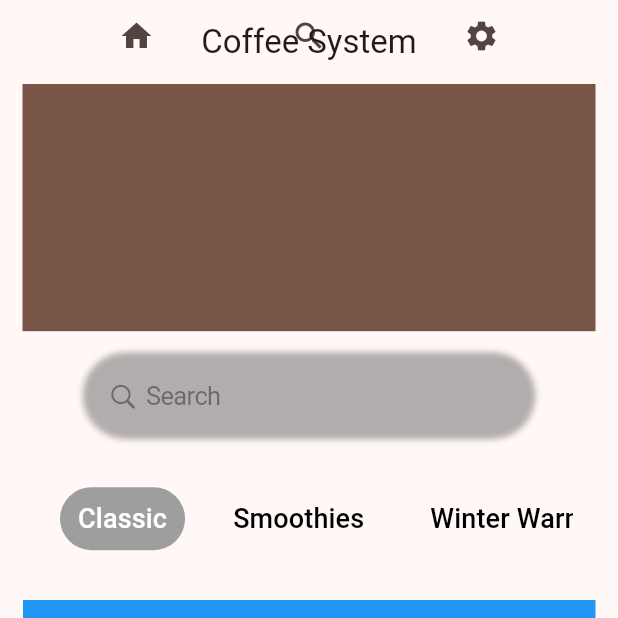
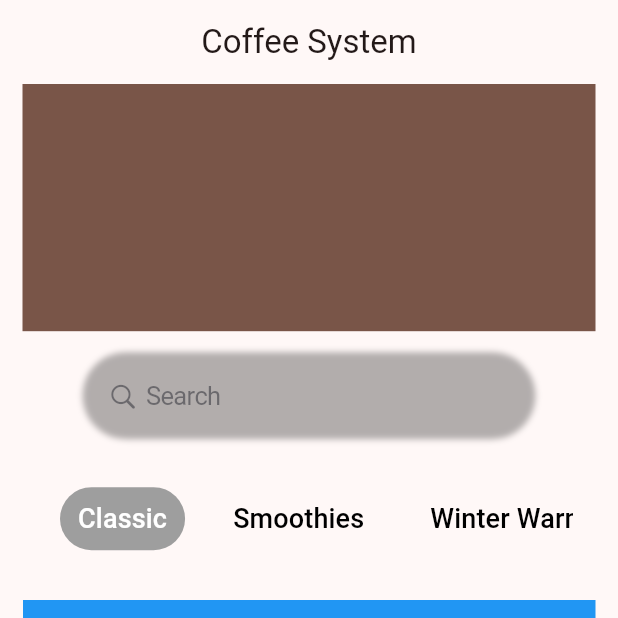
Before and after one commit to Houstonsboy/SBS-coffee-mobile-system, a Flutter app: the screen it shows after launch, on a phone screen of 412 x 824 dp, the top half of it. Run offline on Flutter 3.47's test engine with Material 3 defaults, Android fonts, the phone set to English and light mode, and no system bars.

Commit message:
removed the header icons

```diff
--- a/lib/dashboard.dart
+++ b/lib/dashboard.dart
@@ -14,26 +14,7 @@ class dashboard extends StatelessWidget {
       appBar: AppBar(
         title: const Text('Coffee System'),
         centerTitle: true,
-        flexibleSpace: PreferredSize(
-          preferredSize: const Size.fromHeight(56.0),
-          child: Row(
-            mainAxisAlignment: MainAxisAlignment.spaceEvenly,
-            children: [
-              IconButton(
-                icon: const Icon(Icons.home),
-                onPressed: () {},
-              ),
-              IconButton(
-                icon: const Icon(Icons.search),
-                onPressed: () {},
-              ),
-              IconButton(
-                icon: const Icon(Icons.settings),
-                onPressed: () {},
-              ),
-            ],
-          ),
-        ),
+
       ),
       body: Column(
         children: [
```
